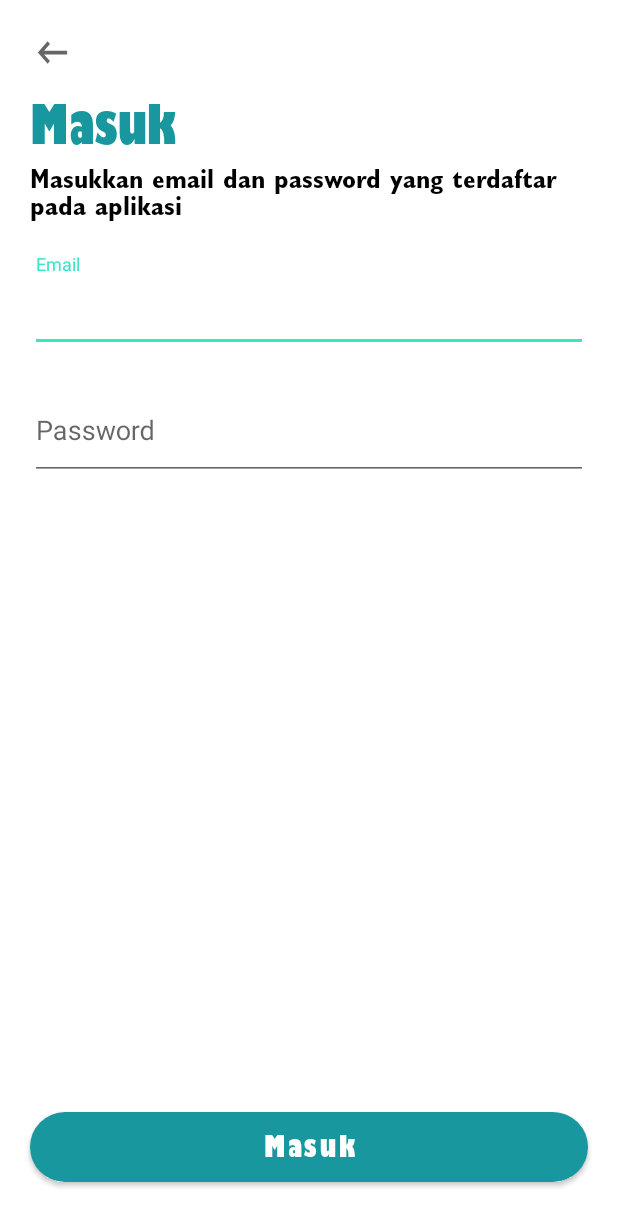
After one commit to Lopniv/SIPP, an Android app: the LoginActivity screen opened directly, with no data from a screen before it, on a phone screen of 412 x 824 dp. The commit adds this screen. Shown: the top 1226 px of the screen. Run offline under Robolectric (Android 15) with nearby library versions, the light colour scheme and no system bars.

Commit message:
Update intro, login, register activity

```diff
--- a/app/src/main/AndroidManifest.xml
+++ b/app/src/main/AndroidManifest.xml
@@ -9,7 +9,8 @@
         android:roundIcon="@mipmap/ic_launcher_round"
         android:supportsRtl="true"
         android:theme="@style/Theme.SIPP">
-        <activity android:name=".ui.IntroActivity"></activity>
+        <activity android:name=".ui.LoginActivity"></activity>
+        <activity android:name=".ui.IntroActivity" />
         <activity android:name=".ui.SplashscreenActivity">
             <intent-filter>
                 <action android:name="android.intent.action.MAIN" />
@@ -17,7 +18,7 @@
                 <category android:name="android.intent.category.LAUNCHER" />
             </intent-filter>
         </activity>
-        <activity android:name=".MainActivity" />
+        <activity android:name=".ui.MainActivity" />
     </application>
 
 </manifest>
--- /dev/null
+++ b/app/src/main/java/com/android/sipp/ui/LoginActivity.kt
@@ -0,0 +1,17 @@
+package com.android.sipp.ui
+
+import androidx.appcompat.app.AppCompatActivity
+import android.os.Bundle
+import com.android.sipp.R
+import com.android.sipp.databinding.ActivityLoginBinding
+
+class LoginActivity : AppCompatActivity() {
+
+    private lateinit var b: ActivityLoginBinding
+
+    override fun onCreate(savedInstanceState: Bundle?) {
+        super.onCreate(savedInstanceState)
+        b = ActivityLoginBinding.inflate(layoutInflater)
+        setContentView(b.root)
+    }
+}
--- a/app/src/main/java/com/android/sipp/MainActivity.kt
+++ b/app/src/main/java/com/android/sipp/ui/MainActivity.kt
@@ -1,7 +1,8 @@
-package com.android.sipp
+package com.android.sipp.ui
 
 import androidx.appcompat.app.AppCompatActivity
 import android.os.Bundle
+import com.android.sipp.R
 
 class MainActivity : AppCompatActivity() {
     override fun onCreate(savedInstanceState: Bundle?) {
--- /dev/null
+++ b/app/src/main/res/drawable/ic_back.xml
@@ -0,0 +1,10 @@
+<vector xmlns:android="http://schemas.android.com/apk/res/android"
+    android:width="24dp"
+    android:height="24dp"
+    android:viewportWidth="24"
+    android:viewportHeight="24"
+    android:tint="?attr/colorControlNormal">
+  <path
+      android:fillColor="@android:color/white"
+      android:pathData="M21,11H6.83l3.58,-3.59L9,6l-6,6 6,6 1.41,-1.41L6.83,13H21z"/>
+</vector>
--- /dev/null
+++ b/app/src/main/res/layout/activity_login.xml
@@ -0,0 +1,110 @@
+<?xml version="1.0" encoding="utf-8"?>
+<androidx.constraintlayout.widget.ConstraintLayout
+    xmlns:android="http://schemas.android.com/apk/res/android"
+    xmlns:app="http://schemas.android.com/apk/res-auto"
+    xmlns:tools="http://schemas.android.com/tools"
+    android:layout_width="match_parent"
+    android:layout_height="match_parent"
+    tools:context=".ui.LoginActivity">
+
+    <androidx.appcompat.widget.AppCompatImageButton
+        android:id="@+id/btn_back"
+        android:layout_width="50dp"
+        android:layout_height="50dp"
+        android:scaleType="fitXY"
+        android:src="@drawable/ic_back"
+        android:backgroundTint="@color/transparent"
+        android:layout_marginStart="10dp"
+        android:layout_marginTop="10dp"
+        app:layout_constraintStart_toStartOf="parent"
+        app:layout_constraintTop_toTopOf="parent" />
+
+    <androidx.appcompat.widget.AppCompatTextView
+        android:id="@+id/tv_title"
+        android:layout_width="wrap_content"
+        android:layout_height="wrap_content"
+        android:text="@string/login"
+        android:fontFamily="@font/gill_sans_ultra_bold_cond"
+        android:textColor="@color/green_1000"
+        android:textSize="36sp"
+        android:layout_marginStart="20dp"
+        app:layout_constraintTop_toBottomOf="@id/btn_back"
+        app:layout_constraintStart_toStartOf="parent"/>
+
+    <androidx.appcompat.widget.AppCompatTextView
+        android:id="@+id/tv_description"
+        android:layout_width="match_parent"
+        android:layout_height="wrap_content"
+        android:text="@string/login_description"
+        android:fontFamily="@font/gill_sans_bold_cond"
+        android:textColor="@color/black"
+        android:textSize="18sp"
+        android:layout_marginStart="20dp"
+        android:layout_marginEnd="20dp"
+        app:layout_constraintTop_toBottomOf="@id/tv_title"
+        app:layout_constraintStart_toStartOf="parent"
+        app:layout_constraintEnd_toEndOf="parent"/>
+
+    <com.google.android.material.textfield.TextInputLayout
+        android:id="@+id/til_email"
+        android:layout_width="match_parent"
+        android:layout_height="wrap_content"
+        style="@style/Widget.Design.TextInputLayout"
+        android:layout_marginStart="20dp"
+        android:layout_marginEnd="20dp"
+        android:layout_marginTop="20dp"
+        app:layout_constraintStart_toStartOf="parent"
+        app:layout_constraintEnd_toEndOf="parent"
+        app:layout_constraintTop_toBottomOf="@id/tv_description">
+
+        <com.google.android.material.textfield.TextInputEditText
+            android:id="@+id/et_email"
+            android:layout_width="match_parent"
+            android:layout_height="wrap_content"
+            android:paddingBottom="20dp"
+            android:paddingTop="10dp"
+            android:hint="@string/email"/>
+
+    </com.google.android.material.textfield.TextInputLayout>
+
+    <com.google.android.material.textfield.TextInputLayout
+        android:id="@+id/til_password"
+        android:layout_width="match_parent"
+        android:layout_height="wrap_content"
+        style="@style/Widget.Design.TextInputLayout"
+        android:layout_marginStart="20dp"
+        android:layout_marginEnd="20dp"
+        android:layout_marginTop="20dp"
+        app:layout_constraintStart_toStartOf="parent"
+        app:layout_constraintEnd_toEndOf="parent"
+        app:layout_constraintTop_toBottomOf="@id/til_email">
+
+        <com.google.android.material.textfield.TextInputEditText
+            android:id="@+id/et_password"
+            android:layout_width="match_parent"
+            android:layout_height="wrap_content"
+            android:paddingBottom="20dp"
+            android:paddingTop="10dp"
+            android:hint="@string/password"/>
+
+    </com.google.android.material.textfield.TextInputLayout>
+
+    <com.google.android.material.button.MaterialButton
+        android:id="@+id/btn_register"
+        android:layout_width="match_parent"
+        android:layout_height="wrap_content"
+        android:padding="10dp"
+        android:layout_marginStart="20dp"
+        android:layout_marginEnd="20dp"
+        android:layout_marginBottom="30dp"
+        android:layout_weight="1"
+        android:text="@string/login"
+        android:textSize="20sp"
+        android:textAllCaps="false"
+        android:fontFamily="@font/gill_sans_ultra_bold_cond"
+        style="@style/Widget.MaterialComponents.Button"
+        app:cornerRadius="30dp"
+        app:backgroundTint="@color/green_1000"
+        app:layout_constraintBottom_toBottomOf="parent"/>
+
+</androidx.constraintlayout.widget.ConstraintLayout>
--- a/app/src/main/res/layout/activity_main.xml
+++ b/app/src/main/res/layout/activity_main.xml
@@ -4,7 +4,7 @@
     xmlns:tools="http://schemas.android.com/tools"
     android:layout_width="match_parent"
     android:layout_height="match_parent"
-    tools:context=".MainActivity">
+    tools:context=".ui.MainActivity">
 
     <TextView
         android:layout_width="wrap_content"
--- a/app/src/main/res/values/colors.xml
+++ b/app/src/main/res/values/colors.xml
@@ -6,4 +6,5 @@
     <color name="green_100">#C7EAE8</color>
     <color name="black">#FF000000</color>
     <color name="white">#FFFFFFFF</color>
+    <color name="transparent">#00FFFFFF</color>
 </resources>
--- a/app/src/main/res/values/strings.xml
+++ b/app/src/main/res/values/strings.xml
@@ -2,4 +2,7 @@
     <string name="app_name">SIPP</string>
     <string name="login">Masuk</string>
     <string name="register">Daftar</string>
+    <string name="email">Email</string>
+    <string name="password">Password</string>
+    <string name="login_description">Masukkan email dan password yang terdaftar pada aplikasi</string>
 </resources>
--- a/build.gradle
+++ b/build.gradle
@@ -1,12 +1,12 @@
 // Top-level build file where you can add configuration options common to all sub-projects/modules.
 buildscript {
-    ext.kotlin_version = "1.4.10"
+    ext.kotlin_version = '1.4.31'
     repositories {
         google()
         jcenter()
     }
     dependencies {
-        classpath "com.android.tools.build:gradle:4.1.0"
+        classpath 'com.android.tools.build:gradle:4.1.2'
         classpath "org.jetbrains.kotlin:kotlin-gradle-plugin:$kotlin_version"
 
         // NOTE: Do not place your application dependencies here; they belong
@@ -18,6 +18,7 @@ allprojects {
     repositories {
         google()
         jcenter()
+        maven { url 'https://jitpack.io' }
     }
 }
 
```
Also changed, not shown: app/build.gradle (+10 -1 lines), app/src/main/java/com/android/sipp/adapter/SliderAdapter.kt (added, +41 -0 lines), app/src/main/java/com/android/sipp/model/SlideModel.kt (added, +7 -0 lines), app/src/main/java/com/android/sipp/ui/IntroActivity.kt (+68 -3 lines), app/src/main/java/com/android/sipp/ui/SplashscreenActivity.kt (+14 -0 lines), app/src/main/res/layout/activity_intro.xml (+4 -10 lines), app/src/main/res/layout/item_slider_view.xml (added, +50 -0 lines), app/src/main/res/drawable/intro_1.png, app/src/main/res/drawable/intro_2.png, app/src/main/res/drawable/intro_3.png.
